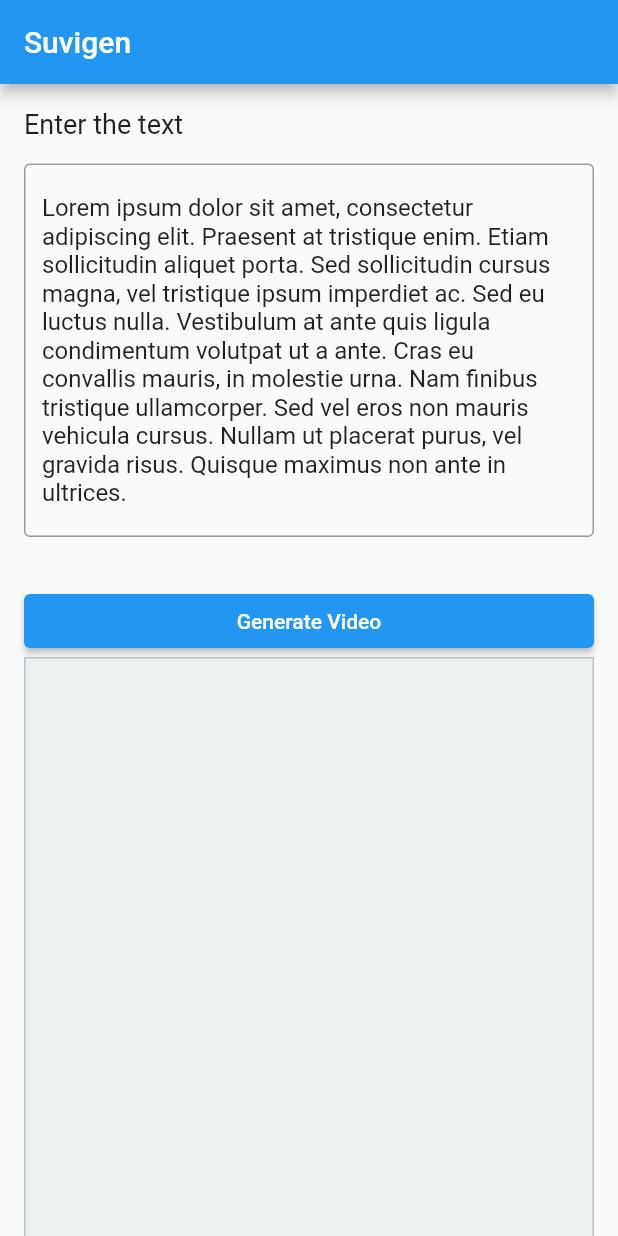
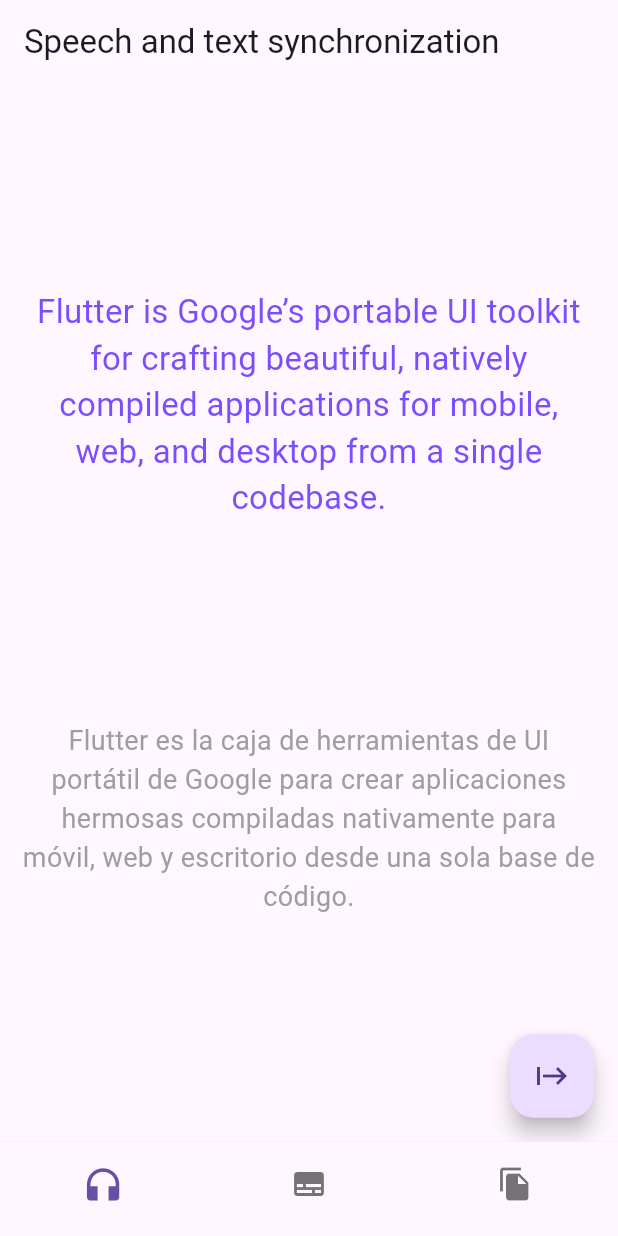
Before and after one commit to paulcoronel/suvigen, a Flutter app: the screen it shows after launch, on a phone screen of 412 x 824 dp. Run offline on Flutter 3.47's test engine with Material 2 defaults, Android fonts, the phone set to English and light mode, and no system bars; our stand-ins replace flutter_tts, go_router, video_player; missing offline and left inert: ffmpeg_kit_flutter_video.

Commit message:
Added functionality to merge videos, synchronize text with voice, and navigate using go_router

```diff
--- /dev/null
+++ b/lib/app_router.dart
@@ -0,0 +1,45 @@
+
+import 'package:go_router/go_router.dart';
+import 'package:suvigen/concatenate_videos_screen.dart';
+import 'package:suvigen/routes.dart';
+import 'package:suvigen/speech_text_sync_screen.dart';
+import 'package:suvigen/subtitle_generation_screen.dart';
+
+import 'main_screen.dart';
+import 'not_found_screen.dart';
+
+class AppRouter {
+  //static final _rootNavigatorKey = GlobalKey<NavigatorState>();
+  //static final _shellNavigatorKey = GlobalKey<NavigatorState>();
+
+  static final GoRouter _router = GoRouter(
+    initialLocation: Routes.speechTextSyncScreen,
+    debugLogDiagnostics: true,
+    //navigatorKey: _rootNavigatorKey,
+    routes: [
+      ShellRoute(
+        //navigatorKey: _shellNavigatorKey,
+        builder: (context, state, child) {
+          return MainScreen(screen: child);
+        },
+        routes: [
+          GoRoute(
+              path: Routes.speechTextSyncScreen,
+              builder: (context, state) => const SpeechTextSyncScreen()),
+          GoRoute(
+              path: Routes.speechTextSyncScreen,
+              builder: (context, state) => const SpeechTextSyncScreen()),
+          GoRoute(
+              path: Routes.subtitleGenerationScreen,
+              builder: (context, state) => const SubtitleGenerationScreen()),
+          GoRoute(
+              path: Routes.concatenateVideosScreen,
+              builder: (context, state) => const ConcatenateVideosScreen())
+        ],
+      ),
+    ],
+    errorBuilder: (context, state) => const NotFoundScreen(),
+  );
+
+  static GoRouter get router => _router;
+}
--- a/lib/constant.dart
+++ b/lib/constant.dart
@@ -1,6 +1,25 @@
 class Constant {
-  static const strStart =
-      'Lorem ipsum dolor sit amet, consectetur adipiscing elit. Praesent at tristique enim. Etiam sollicitudin aliquet porta. Sed sollicitudin cursus magna, vel tristique ipsum imperdiet ac. Sed eu luctus nulla. Vestibulum at ante quis ligula condimentum volutpat ut a ante. Cras eu convallis mauris, in molestie urna. Nam finibus tristique ullamcorper. Sed vel eros non mauris vehicula cursus. Nullam ut placerat purus, vel gravida risus. Quisque maximus non ante in ultrices.';
   static const generatedVideoName = "generatedVideo.mp4";
   static const subtitledVideoName = "subtitledVideo.mp4";
+  static const concatenatedVideoName = "concatenatedVideo.mp4";
+  static const concatenatedVideoWithAudio = "concatenatedVideoWithAudio.mp4";
+  static const downloadsPath = '/storage/emulated/0/Download';
+  static const audioName = "concatenatedVideo.mp4";
+  static const double averageReadingSpeed = 150;
+
+  static const originalText = [
+    "Flutter is Google’s portable UI toolkit for crafting beautiful, natively compiled applications for mobile, web, and desktop from a single codebase.",
+    "Flutter works with existing code, is used by developers and organizations around the world, and is free and open source.",
+    "Flutter is designed to support mobile apps that run on both Android and iOS, as well as interactive apps that you want to run on your web pages or on the desktop.",
+    "Apps that need to deliver highly branded designs are particularly well suited for Flutter.",
+    "However, you can also create pixel-perfect experiences that match the Android and iOS design languages with Flutter."
+  ];
+
+  static const subtitleText = [
+    "Flutter es la caja de herramientas de UI portátil de Google para crear aplicaciones hermosas compiladas nativamente para móvil, web y escritorio desde una sola base de código.",
+    "Flutter funciona con código existente, es utilizado por desarrolladores y organizaciones en todo el mundo, y es gratuito y de código abierto.",
+    "Flutter está diseñado para admitir aplicaciones móviles que se ejecutan tanto en Android como en iOS, así como aplicaciones interactivas que desea ejecutar en sus páginas web o en el escritorio.",
+    "Las aplicaciones que necesitan ofrecer diseños altamente de marca son especialmente adecuadas para Flutter.",
+    "Sin embargo, también puede crear experiencias perfectas en píxeles que coincidan con los lenguajes de diseño de Android e iOS con Flutter."
+  ];
 }
--- a/lib/main.dart
+++ b/lib/main.dart
@@ -1,7 +1,7 @@
 import 'package:ffmpeg_kit_flutter_video/ffmpeg_kit_config.dart';
 import 'package:flutter/material.dart';
-import 'package:suvigen/suvigen_screen.dart';
 import 'package:suvigen/video_util.dart';
+import 'app_router.dart';
 
 void main() {
   WidgetsFlutterBinding.ensureInitialized();
@@ -17,13 +17,13 @@
       VideoUtil.registerApplicationFonts();
       //initialize your resources
     });
-
-    return MaterialApp(
+    return MaterialApp.router(
       title: 'Suvigen',
-      theme: ThemeData(
-        primarySwatch: Colors.blue,
-      ),
-      home: const SuvigenScreen(),
+      routeInformationProvider: AppRouter.router.routeInformationProvider,
+      routeInformationParser: AppRouter.router.routeInformationParser,
+      routerDelegate: AppRouter.router.routerDelegate,
+      debugShowCheckedModeBanner: false,
+      theme: ThemeData(useMaterial3: true),
     );
   }
 }
--- /dev/null
+++ b/lib/main_screen.dart
@@ -0,0 +1,54 @@
+import 'package:flutter/material.dart';
+import 'package:go_router/go_router.dart';
+import 'package:suvigen/routes.dart';
+
+import 'named_navigation_bar_item_widget.dart';
+
+class MainScreen extends StatelessWidget {
+  final Widget screen;
+
+  MainScreen({Key? key, required this.screen}) : super(key: key);
+
+  final tabs = [
+    NamedNavigationBarItemWidget(
+      initialLocation: Routes.speechTextSyncScreen,
+      icon: const Icon(Icons.headphones),
+      label: 'Speech text sync',
+    ),
+    NamedNavigationBarItemWidget(
+      initialLocation: Routes.subtitleGenerationScreen,
+      icon: const Icon(Icons.subtitles),
+      label: 'Generation of video subtitles',
+    ),
+    NamedNavigationBarItemWidget(
+      initialLocation: Routes.concatenateVideosScreen,
+      icon: const Icon(Icons.file_copy),
+      label: 'Generation of video subtitles',
+    ),
+  ];
+
+  @override
+  Widget build(BuildContext context) {
+    return Scaffold(
+      body: screen,
+      bottomNavigationBar: _buildBottomNavigation(context, tabs),
+    );
+  }
+
+  Widget _buildBottomNavigation(
+      context, List<NamedNavigationBarItemWidget> tabs) {
+    return BottomNavigationBar(
+      onTap: (value) {
+        GoRouter.of(context).go(tabs[value].initialLocation);
+      },
+      showSelectedLabels: false,
+      showUnselectedLabels: false,
+      elevation: 1,
+      selectedIconTheme: IconThemeData(
+        size: ((IconTheme.of(context).size)! * 1.2),
+      ),
+      items: tabs,
+      type: BottomNavigationBarType.fixed,
+    );
+  }
+}
--- /dev/null
+++ b/lib/named_navigation_bar_item_widget.dart
@@ -0,0 +1,9 @@
+import 'package:flutter/material.dart';
+
+class NamedNavigationBarItemWidget extends BottomNavigationBarItem {
+  final String initialLocation;
+
+  NamedNavigationBarItemWidget(
+      {required this.initialLocation, required Widget icon, String? label})
+      : super(icon: icon, label: label);
+}
--- /dev/null
+++ b/lib/routes.dart
@@ -0,0 +1,13 @@
+import 'package:flutter/material.dart';
+import 'package:go_router/go_router.dart';
+import 'not_found_screen.dart';
+
+class Routes {
+  //static const root = '/';
+  static const concatenateVideosScreen = '/concatenateVideosScreen';
+  static const subtitleGenerationScreen = '/subtitleGenerationScreen';
+  static const speechTextSyncScreen = '/speechTextSyncScreen';
+
+  static Widget errorWidget(BuildContext context, GoRouterState state) =>
+      const NotFoundScreen();
+}
--- /dev/null
+++ b/lib/speech_text_sync_screen.dart
@@ -0,0 +1,92 @@
+import 'package:flutter/material.dart';
+import 'package:flutter_tts/flutter_tts.dart';
+import 'package:suvigen/text_util.dart';
+
+import 'constant.dart';
+
+class SpeechTextSyncScreen extends StatefulWidget {
+  const SpeechTextSyncScreen({super.key});
+
+  @override
+  SpeechTextSyncScreenState createState() => SpeechTextSyncScreenState();
+}
+
+class SpeechTextSyncScreenState extends State<SpeechTextSyncScreen> {
+  late FlutterTts flutterTts;
+  int currentIndex = 0;
+
+  @override
+  void initState() {
+    super.initState();
+    initTts();
+    //_speakAndDisplayText();
+  }
+
+  Future initTts() async {
+    flutterTts = FlutterTts();
+    await flutterTts.setLanguage("en-US");
+    await flutterTts.setSpeechRate(0.5);
+    await flutterTts.setVolume(1.0);
+  }
+
+  Future speak(String text) async {
+    await flutterTts.speak(text);
+  }
+
+  Future<void> _speakAndDisplayText() async {
+    for (int i = currentIndex; i < Constant.originalText.length; i++) {
+      await speak(Constant.originalText[i]);
+      setState(() {
+        currentIndex = i;
+      });
+      double secondsPerWord = 60 / Constant.averageReadingSpeed;
+      double seconds = TextUtil.countWords(Constant.originalText[i]) * secondsPerWord;
+      TextUtil.countWords(Constant.originalText[i]);
+      await Future.delayed(
+          Duration(seconds: seconds.toInt() + 1)); // Display text for 1 second
+    }
+  }
+
+  @override
+  Widget build(BuildContext context) {
+    return Scaffold(
+      appBar: AppBar(
+        title: const Text("Speech and text synchronization"),
+      ),
+      body: Padding(
+        padding: const EdgeInsets.all(15),
+          child: Column(
+        mainAxisAlignment: MainAxisAlignment.start,
+        children: [
+          Expanded(
+            flex: 60,
+            child: Center(
+              child: Text(
+                Constant.originalText[currentIndex],
+                textAlign: TextAlign.center,
+                style:
+                    const TextStyle(color: Colors.deepPurpleAccent, fontSize: 22),
+              ),
+            ),
+          ),
+          const SizedBox(height: 12),
+          Expanded(
+            flex: 40,
+            child: Text(
+              Constant.subtitleText[currentIndex],
+              textAlign: TextAlign.center,
+              style: const TextStyle(fontSize: 18, color: Colors.grey),
+            ),
+          ),
+        ],
+      )),
+      floatingActionButton: FloatingActionButton(
+        onPressed: () {
+          currentIndex = 0;
+          _speakAndDisplayText();
+        },
+        child: const Icon(Icons.start),
+      ),
+    );
+  }
+}
--- a/lib/suvigen_screen.dart
+++ b/lib/subtitle_generation_screen.dart
@@ -1,5 +1,4 @@
 import 'dart:io';
-
 import 'package:ffmpeg_kit_flutter_video/ffmpeg_kit.dart';
 import 'package:ffmpeg_kit_flutter_video/ffmpeg_kit_config.dart';
 import 'package:ffmpeg_kit_flutter_video/log.dart';
@@ -8,31 +7,27 @@
 import 'package:flutter/foundation.dart';
 import 'package:flutter/material.dart';
 import 'package:suvigen/constant.dart';
-import 'package:suvigen/text_util.dart';
 import 'package:suvigen/util.dart';
 import 'package:suvigen/video_util.dart';
 import 'package:video_player/video_player.dart';
 
-class SuvigenScreen extends StatefulWidget {
-  const SuvigenScreen({Key? key}) : super(key: key);
+class SubtitleGenerationScreen extends StatefulWidget {
+  const SubtitleGenerationScreen({Key? key}) : super(key: key);
 
   @override
-  SuvigenScreenState createState() => SuvigenScreenState();
+  SubtitleGenerationState createState() => SubtitleGenerationState();
 }
 
 enum VideoCreationState { notStarted, creatingVideo, addingSubtitles, complete }
 
-class SuvigenScreenState extends State<SuvigenScreen> {
-  final TextEditingController _text = TextEditingController();
+class SubtitleGenerationState extends State<SubtitleGenerationScreen> {
   VideoCreationState _videoCreationState = VideoCreationState.notStarted;
   VideoPlayerController? _videoPlayerController;
   File? outputFile;
-  static const double averageReadingSpeed = 150;
 
   @override
   void initState() {
     serVideoPlayerController();
-    _text.text = Constant.strStart;
     FFmpegKitConfig.enableLogCallback(logCallback);
     super.initState();
   }
@@ -50,7 +45,6 @@
 
   @override
   void dispose() {
-    _text.dispose();
     super.dispose();
   }
 
@@ -60,29 +54,13 @@
   Widget build(BuildContext context) {
     return Scaffold(
       appBar: AppBar(
-        title: const Text('Suvigen'),
+        title: const Text('Generate subtitles on a Video')
       ),
       body: SingleChildScrollView(
         padding: const EdgeInsets.all(16.0),
         child: Column(
           crossAxisAlignment: CrossAxisAlignment.stretch,
           children: [
-            const Text(
-              'Enter the text',
-              style: TextStyle(fontSize: 18.0),
-            ),
-            const SizedBox(height: 16.0),
-            TextField(
-              minLines: 5,
-              controller: _text,
-              keyboardType: TextInputType.multiline,
-              maxLines: null,
-              decoration: const InputDecoration(
-                border: OutlineInputBorder(),
-                hintText: 'Text',
-              ),
-            ),
-            const SizedBox(height: 16.0),
             const SizedBox(height: 16.0),
             ElevatedButton(
               onPressed: _videoCreationState ==
@@ -98,8 +76,9 @@
               child: _videoCreationState == VideoCreationState.creatingVideo ||
                       _videoCreationState == VideoCreationState.addingSubtitles
                   ? const CircularProgressIndicator()
-                  : const Text('Generate Video'),
+                  : const Text('Generate video with subtitles'),
             ),
+            const SizedBox(height: 16.0),
             SizedBox(
               height: 480,
               width: 640,
@@ -133,9 +112,9 @@
   }
 
   void _generateVideo() async {
-    List<String> sentences = TextUtil.splitIntoSentences(_text.value.text);
+    List<String> sentences = Constant.originalText;
     String subtitles =
-        VideoUtil.generateSubtitles(sentences, averageReadingSpeed);
+        VideoUtil.generateSubtitles(sentences, Constant.averageReadingSpeed);
 
     await VideoUtil.writeStringToFile(subtitles, VideoUtil.subtitleFile)
         .then((value) {
--- a/lib/text_util.dart
+++ b/lib/text_util.dart
@@ -11,4 +11,9 @@
     }
     return sentences;
   }
+
+  static int countWords(String phrase) {
+    return phrase.trim().split(' ').length;
+  }
+
 }
--- a/pubspec.yaml
+++ b/pubspec.yaml
@@ -40,6 +40,8 @@
   path_provider: ^2.0.14
   path: ^1.8.2
   video_player: ^2.4.7
+  flutter_tts: ^3.6.3
+  go_router: ^6.5.8
 
 dev_dependencies:
   flutter_test:
```
Also changed, not shown: lib/not_found_screen.dart (added, +12 -0 lines), lib/video_player_widget.dart (added, +49 -0 lines), lib/video_util.dart (+21 -2 lines).
